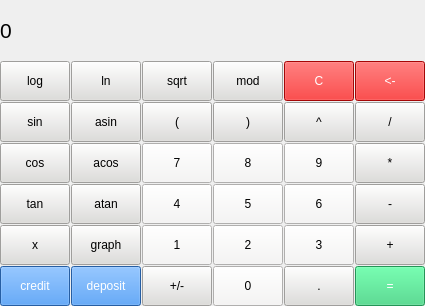
First picture: the form in src/calculator.ui, repository shii-cchi/calculator, before the edit.
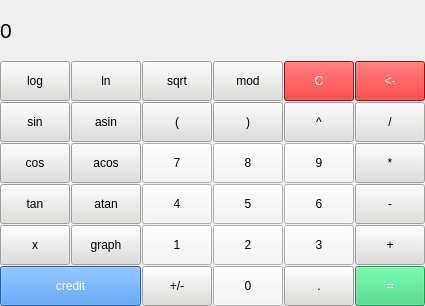
Second picture: the form after the edit.

What changed in the file:
```diff
--- a/src/calculator.ui
+++ b/src/calculator.ui
@@ -619,25 +619,6 @@
      <string>&lt;-</string>
     </property>
    </widget>
-   <widget class="QPushButton" name="pushButton_deposit">
-    <property name="geometry">
-     <rect>
-      <x>71</x>
-      <y>266</y>
-      <width>70</width>
-      <height>40</height>
-     </rect>
-    </property>
-    <property name="styleSheet">
-     <string notr="true">QPushButton {
-	color: white;
-	background-color: rgb(53, 132, 228);
-}</string>
-    </property>
-    <property name="text">
-     <string>deposit</string>
-    </property>
-   </widget>
    <widget class="QPushButton" name="pushButton_graph">
     <property name="geometry">
      <rect>
@@ -661,7 +642,7 @@
      <rect>
       <x>0</x>
       <y>266</y>
-      <width>70</width>
+      <width>141</width>
       <height>40</height>
      </rect>
     </property>
```
